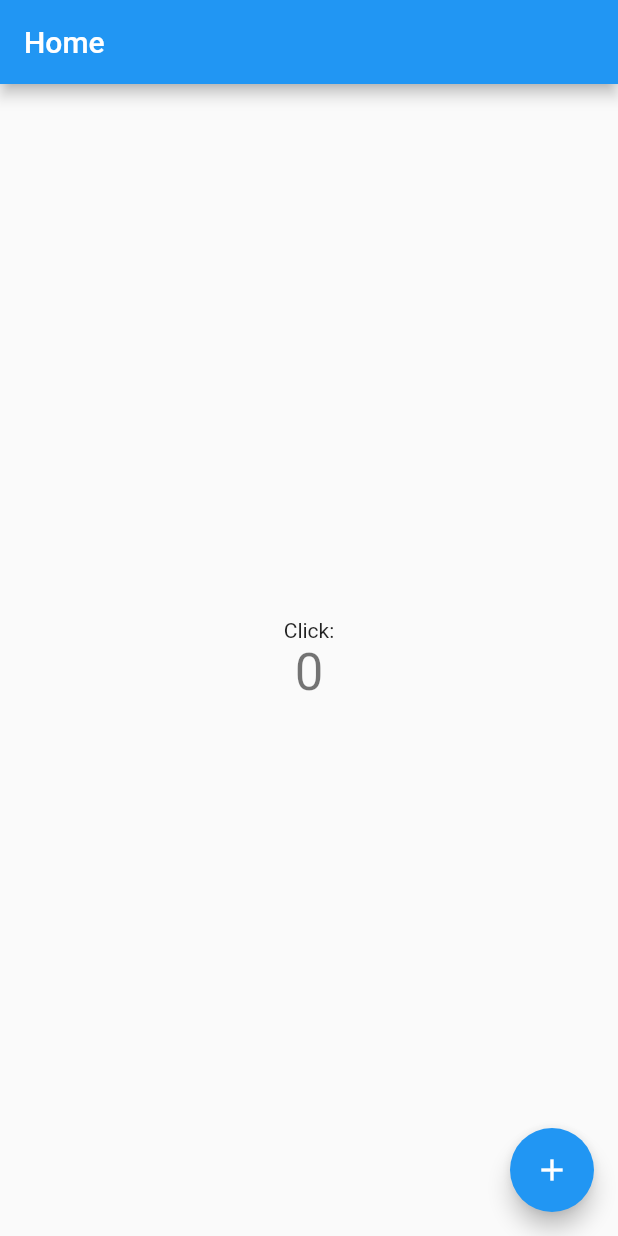
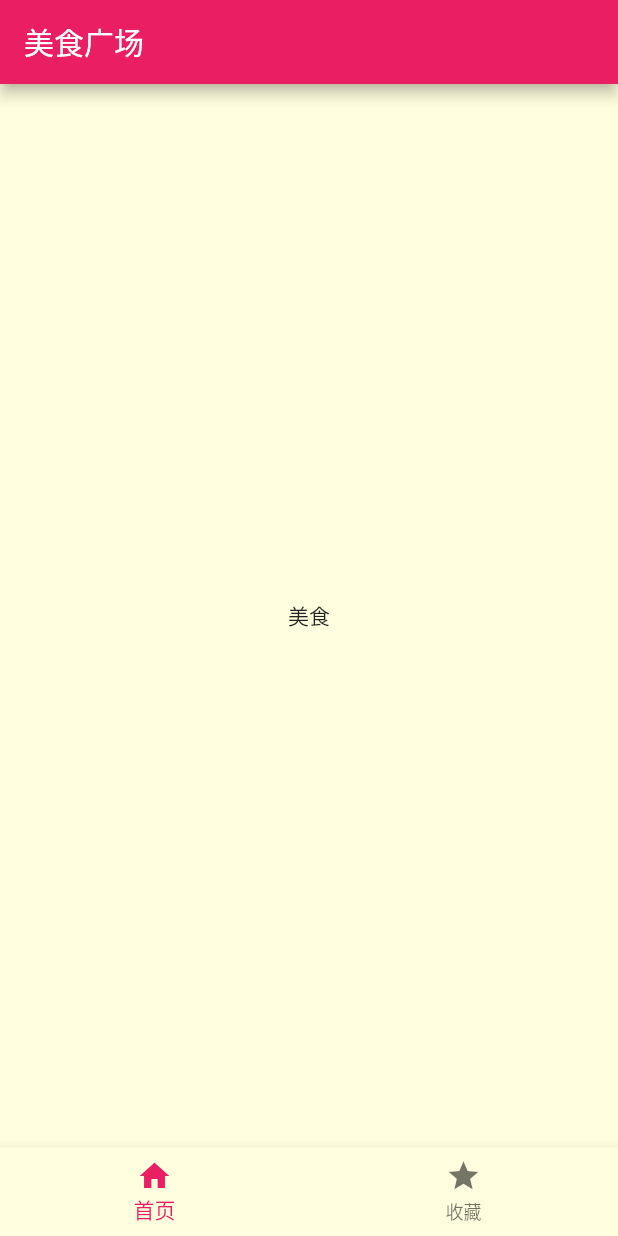
Before and after one commit to YanxiFeng/LearnFlutter, a Flutter app: the screen it shows after launch, on a phone screen of 412 x 824 dp. Run offline on Flutter 3.47's test engine with Material 2 defaults, Android fonts, the phone set to English and light mode, and no system bars.

Commit message:
feat(many): init home page

```diff
--- /dev/null
+++ b/lib/core/router/route.dart
@@ -0,0 +1,21 @@
+import 'package:flutter/material.dart';
+import 'package:learnflutter/ui/pages/main/main.dart';
+
+class HYRouter {
+  // 默认启动页面的路由
+  static final String initialRoute = HYMainScreen.routeName;
+
+  // 路由配置表
+  static final Map<String, WidgetBuilder> routes = {
+    HYMainScreen.routeName: (ctx) => HYMainScreen()
+  };
+
+  // 自己扩展
+  static final RouteFactory generateRoute = (settings) {
+    return null;
+  };
+
+  static final RouteFactory unknownRoute = (settings) {
+    return null;
+  };
+}
--- a/lib/main.dart
+++ b/lib/main.dart
@@ -1,4 +1,6 @@
 import 'package:flutter/material.dart';
+import 'package:learnflutter/ui/shared/app_theme.dart';
+import 'package:learnflutter/core/router/route.dart';
 
 void main() {
   runApp(MyApp());
@@ -8,58 +10,13 @@ class MyApp extends StatelessWidget {
   @override
   Widget build(BuildContext context) {
     return MaterialApp(
-      title: 'Flutter Demo',
-      theme: ThemeData(
-        primarySwatch: Colors.blue,
-      ),
-      home: MyHomePage(title: 'Home'),
+      title: '美食广场',
+      theme: HYAppTheme.norTheme,
+      //路由
+      initialRoute: HYRouter.initialRoute,
+      routes: HYRouter.routes,
+      onGenerateRoute: HYRouter.generateRoute,
+      onUnknownRoute: HYRouter.unknownRoute,
     );
   }
 }
-
-class MyHomePage extends StatefulWidget {
-  MyHomePage({Key? key, required this.title}) : super(key: key);
-
-  final String title;
-
-  @override
-  _MyHomePageState createState() => _MyHomePageState();
-}
-
-class _MyHomePageState extends State<MyHomePage> {
-  int _counter = 0;
-
-  void _incrementCounter() {
-    setState(() {
-      _counter++;
-    });
-  }
-
-  @override
-  Widget build(BuildContext context) {
-    return Scaffold(
-      appBar: AppBar(
-        title: Text(widget.title),
-      ),
-      body: Center(
-        child: Column(
-          mainAxisAlignment: MainAxisAlignment.center,
-          children: <Widget>[
-            Text(
-              'Click:',
-            ),
-            Text(
-              '$_counter',
-              style: Theme.of(context).textTheme.headline4,
-            ),
-          ],
-        ),
-      ),
-      floatingActionButton: FloatingActionButton(
-        onPressed: _incrementCounter,
-        tooltip: 'Increment',
-        child: Icon(Icons.add),
-      ),
-    );
-  }
-}
--- /dev/null
+++ b/lib/ui/pages/favor/favor.dart
@@ -0,0 +1,17 @@
+import 'package:flutter/material.dart';
+
+class HYFavorScreen extends StatelessWidget {
+  const HYFavorScreen({Key? key}) : super(key: key);
+
+  @override
+  Widget build(BuildContext context) {
+    return Scaffold(
+      appBar: AppBar(
+        title: Text("收藏"),
+      ),
+      body: Center(
+        child: Text("收藏"),
+      ),
+    );
+  }
+}
--- /dev/null
+++ b/lib/ui/pages/home/home.dart
@@ -0,0 +1,17 @@
+import 'package:flutter/material.dart';
+
+class HYHomeScreen extends StatelessWidget {
+  const HYHomeScreen({Key? key}) : super(key: key);
+
+  @override
+  Widget build(BuildContext context) {
+    return Scaffold(
+      appBar: AppBar(
+        title: Text("美食广场"),
+      ),
+      body: Center(
+        child: Text("美食"),
+      ),
+    );
+  }
+}
--- /dev/null
+++ b/lib/ui/pages/main/initialize_item.dart
@@ -0,0 +1,10 @@
+import 'package:flutter/material.dart';
+import 'package:learnflutter/ui/pages/favor/favor.dart';
+import 'package:learnflutter/ui/pages/home/home.dart';
+
+final List<Widget> pages = [HYHomeScreen(), HYFavorScreen()];
+
+final List<BottomNavigationBarItem> items = [
+  BottomNavigationBarItem(icon: Icon(Icons.home), label: "首页"),
+  BottomNavigationBarItem(icon: Icon(Icons.star), label: "收藏")
+];
--- /dev/null
+++ b/lib/ui/pages/main/main.dart
@@ -0,0 +1,34 @@
+import 'package:flutter/material.dart';
+import 'package:learnflutter/ui/pages/main/initialize_item.dart';
+
+class HYMainScreen extends StatefulWidget {
+  HYMainScreen({Key? key}) : super(key: key);
+
+  static const String routeName = '/';
+
+  @override
+  _HYMainScreenState createState() => _HYMainScreenState();
+}
+
+class _HYMainScreenState extends State<HYMainScreen> {
+  int _currentIndex = 0;
+
+  @override
+  Widget build(BuildContext context) {
+    return Scaffold(
+      body: IndexedStack(
+        index: _currentIndex,
+        children: pages,
+      ),
+      bottomNavigationBar: BottomNavigationBar(
+        currentIndex: _currentIndex,
+        items: items,
+        onTap: (index) {
+          setState(() {
+            _currentIndex = index;
+          });
+        },
+      ),
+    );
+  }
+}
--- /dev/null
+++ b/lib/ui/shared/app_theme.dart
@@ -0,0 +1,30 @@
+import 'package:flutter/material.dart';
+
+class HYAppTheme {
+  // 1.共有属性
+  static const double bodyFontSize = 14;
+  static const double smallFontSize = 16;
+  static const double normalFontSize = 20;
+  static const double largeFontSize = 24;
+
+  // 2.普通模式
+  static final Color norTextColors = Colors.red;
+
+  static final ThemeData norTheme = ThemeData(
+      primarySwatch: Colors.pink,
+      canvasColor: Color.fromRGBO(255, 254, 222, 1),
+      textTheme: TextTheme(
+        body1: TextStyle(fontSize: bodyFontSize),
+        display1: TextStyle(fontSize: smallFontSize, color: Colors.black87),
+        display2: TextStyle(fontSize: normalFontSize, color: Colors.black87),
+        display3: TextStyle(fontSize: largeFontSize, color: Colors.black87),
+      ));
+
+  // 3.暗黑模式
+  static final Color darkTextColors = Colors.green;
+
+  static final ThemeData darkTheme = ThemeData(
+      primarySwatch: Colors.grey,
+      textTheme: TextTheme(
+          body1: TextStyle(fontSize: normalFontSize, color: darkTextColors)));
+}
```
